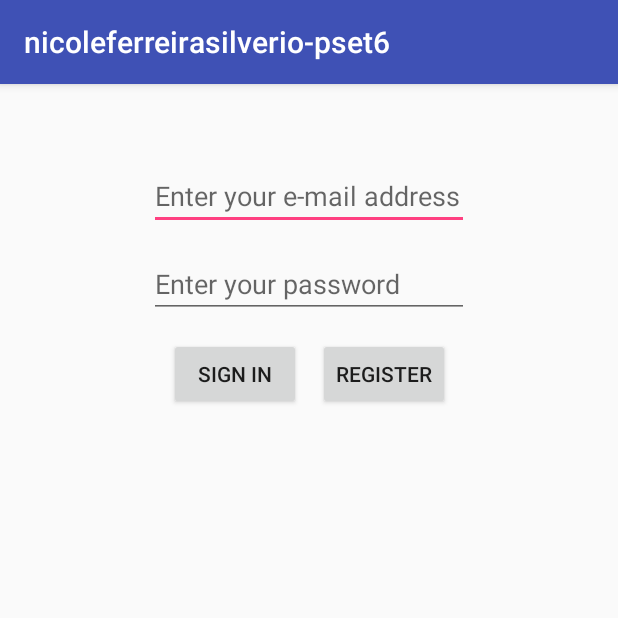
After one commit to NicoleFS/nicoleferreirasilverio-pset6, an Android app: the LoginActivity screen opened directly, with no data from a screen before it, on a phone screen of 412 x 824 dp, the top half of it. The commit adds this screen. Run offline under Robolectric (Android 15) with nearby library versions, the phone set to English and light mode, and no system bars; our stand-ins replace Firebase (no records; nobody signed in at launch, a user with empty details on screens opened directly).

Commit message:
Added a login/sign up page. Also added the feature to check/uncheck items in the grocery list and remove items in the grocery list.

```diff
--- a/app/build.gradle
+++ b/app/build.gradle
@@ -25,5 +25,8 @@ dependencies {
         exclude group: 'com.android.support', module: 'support-annotations'
     })
     compile 'com.android.support:appcompat-v7:24.2.1'
+    compile 'com.google.firebase:firebase-auth:9.8.0'
     testCompile 'junit:junit:4.12'
 }
+
+apply plugin: 'com.google.gms.google-services'
--- a/app/src/main/AndroidManifest.xml
+++ b/app/src/main/AndroidManifest.xml
@@ -18,7 +18,8 @@
             </intent-filter>
         </activity>
         <activity android:name=".RecipeDetailActivity" />
-        <activity android:name=".GroceryListActivity"></activity>
+        <activity android:name=".GroceryListActivity" />
+        <activity android:name=".LoginActivity"></activity>
     </application>
 
 </manifest>
--- a/app/src/main/java/com/example/nicole/nicoleferreirasilverio_pset6/DetailAdapter.java
+++ b/app/src/main/java/com/example/nicole/nicoleferreirasilverio_pset6/DetailAdapter.java
@@ -1,6 +1,7 @@
 package com.example.nicole.nicoleferreirasilverio_pset6;
 
 import android.content.Context;
+import android.graphics.Color;
 import android.support.annotation.NonNull;
 import android.view.LayoutInflater;
 import android.view.View;
@@ -31,7 +32,7 @@ public class DetailAdapter extends ArrayAdapter<String>{
             // get the ingredient
             String ingredient = getItem(position).toString();
 
-            // put it in the textview of the listview
+            // put it in the Textview of the Listview
             TextView listTitle = (TextView) theView.findViewById(android.R.id.text1);
             listTitle.setText(ingredient);
 
--- /dev/null
+++ b/app/src/main/java/com/example/nicole/nicoleferreirasilverio_pset6/LoginActivity.java
@@ -0,0 +1,130 @@
+package com.example.nicole.nicoleferreirasilverio_pset6;
+
+import android.content.Intent;
+import android.support.annotation.NonNull;
+import android.support.v7.app.AppCompatActivity;
+import android.os.Bundle;
+import android.util.Log;
+import android.view.View;
+import android.widget.EditText;
+import android.widget.Toast;
+
+import com.google.android.gms.tasks.OnCompleteListener;
+import com.google.android.gms.tasks.Task;
+import com.google.firebase.auth.AuthResult;
+import com.google.firebase.auth.FirebaseAuth;
+import com.google.firebase.auth.FirebaseUser;
+
+public class LoginActivity extends AppCompatActivity {
+
+    private FirebaseAuth mAuth;
+    private FirebaseAuth.AuthStateListener mAuthListener;
+    private String TAG = "logIn";
+
+    EditText emailField;
+    EditText passwordField;
+
+    @Override
+    protected void onCreate(Bundle savedInstanceState) {
+        super.onCreate(savedInstanceState);
+        setContentView(R.layout.activity_login);
+
+        emailField = (EditText) findViewById(R.id.e_mail);
+        passwordField = (EditText) findViewById(R.id.password);
+
+        mAuth = FirebaseAuth.getInstance();
+        mAuthListener = new FirebaseAuth.AuthStateListener() {
+            @Override
+            public void onAuthStateChanged(@NonNull FirebaseAuth firebaseAuth) {
+                FirebaseUser user = firebaseAuth.getCurrentUser();
+                if (user != null) {
+                    // User is signed in
+                    Log.d(TAG, "onAuthStateChanged:signed_in:" + user.getUid());
+                } else {
+                    // User is signed out
+                    Log.d(TAG, "onAuthStateChanged:signed_out");
+                }
+                // ...
+            }
+        };
+    }
+
+    @Override
+    public void onStart() {
+        super.onStart();
+        mAuth.addAuthStateListener(mAuthListener);
+    }
+
+    @Override
+    public void onStop() {
+        super.onStop();
+        if (mAuthListener != null) {
+            mAuth.removeAuthStateListener(mAuthListener);
+        }
+    }
+
+    public void createAccount(View view){
+
+        String email = emailField.getText().toString();
+        String password = passwordField.getText().toString();
+
+        if (password.length() < 6){
+            Toast.makeText(LoginActivity.this, "Password should be at least 6 charachters long",
+                    Toast.LENGTH_SHORT).show();
+        }
+        else {
+            mAuth.createUserWithEmailAndPassword(email, password)
+                    .addOnCompleteListener(this, new OnCompleteListener<AuthResult>() {
+                        @Override
+                        public void onComplete(@NonNull Task<AuthResult> task) {
+                            Log.d(TAG, "createUserWithEmail:onComplete:" + task.isSuccessful());
+
+                            // If sign in fails, display a message to the user. If sign in succeeds
+                            // the auth state listener will be notified and logic to handle the
+                            // signed in user can be handled in the listener.
+                            if (!task.isSuccessful()) {
+                                Toast.makeText(LoginActivity.this, "Authentication failed.",
+                                        Toast.LENGTH_SHORT).show();
+                            } else {
+                                Toast.makeText(LoginActivity.this, "Authentication successful",
+                                        Toast.LENGTH_SHORT).show();
+
+                                Intent goToMain = new Intent(LoginActivity.this, MainActivity.class);
+                                startActivity(goToMain);
+                            }
+                        }
+                    });
+        }
+    }
+
+    public void signIn(View view){
+
+        String email = emailField.getText().toString();
+        String password = passwordField.getText().toString();
+
+        mAuth.signInWithEmailAndPassword(email, password)
+                .addOnCompleteListener(this, new OnCompleteListener<AuthResult>() {
+                    @Override
+                    public void onComplete(@NonNull Task<AuthResult> task) {
+                        Log.d(TAG, "signInWithEmail:onComplete:" + task.isSuccessful());
+
+                        // If sign in fails, display a message to the user. If sign in succeeds
+                        // the auth state listener will be notified and logic to handle the
+                        // signed in user can be handled in the listener.
+                        if (!task.isSuccessful()) {
+                            Log.w(TAG, "signInWithEmail", task.getException());
+                            Toast.makeText(LoginActivity.this, "Sign in failed.",
+                                    Toast.LENGTH_SHORT).show();
+                        }
+
+                        else{
+                            Toast.makeText(LoginActivity.this, "Sign in successful",
+                                    Toast.LENGTH_SHORT).show();
+
+                            Intent goToMain = new Intent(LoginActivity.this, MainActivity.class);
+                            startActivity(goToMain);
+                        }
+                    }
+                });
+    }
+}
--- a/app/src/main/java/com/example/nicole/nicoleferreirasilverio_pset6/RecipeAdapter.java
+++ b/app/src/main/java/com/example/nicole/nicoleferreirasilverio_pset6/RecipeAdapter.java
@@ -30,7 +30,7 @@ public class RecipeAdapter extends ArrayAdapter<RecipeData>{
         // get the title of the recipe
         String titleRecipe = getItem(position).getTitle();
 
-        // fill the textviews of the listview with the titles of the recipes
+        // fill the TextViews of the ListView with the titles of the recipes
         TextView listTitle = (TextView) theView.findViewById(android.R.id.text1);
         listTitle.setText(titleRecipe);
 
--- /dev/null
+++ b/app/src/main/res/layout/activity_login.xml
@@ -0,0 +1,55 @@
+<?xml version="1.0" encoding="utf-8"?>
+<RelativeLayout xmlns:android="http://schemas.android.com/apk/res/android"
+    xmlns:tools="http://schemas.android.com/tools"
+    android:id="@+id/activity_login"
+    android:layout_width="match_parent"
+    android:layout_height="match_parent"
+    android:paddingBottom="@dimen/activity_vertical_margin"
+    android:paddingLeft="@dimen/activity_horizontal_margin"
+    android:paddingRight="@dimen/activity_horizontal_margin"
+    android:paddingTop="@dimen/activity_vertical_margin"
+    tools:context="com.example.nicole.nicoleferreirasilverio_pset6.LoginActivity">
+
+    <EditText
+        android:layout_width="wrap_content"
+        android:layout_height="wrap_content"
+        android:inputType="textEmailAddress"
+        android:ems="10"
+        android:hint="Enter your e-mail address"
+        android:layout_alignParentTop="true"
+        android:layout_centerHorizontal="true"
+        android:layout_marginTop="36dp"
+        android:id="@+id/e_mail" />
+
+    <EditText
+        android:layout_width="wrap_content"
+        android:layout_height="wrap_content"
+        android:inputType="textPassword"
+        android:ems="10"
+        android:hint="Enter your password"
+        android:layout_below="@+id/e_mail"
+        android:layout_alignEnd="@+id/e_mail"
+        android:layout_marginTop="13dp"
+        android:id="@+id/password" />
+
+    <Button
+        android:text="Sign In"
+        android:layout_width="wrap_content"
+        android:layout_height="wrap_content"
+        android:layout_below="@+id/password"
+        android:layout_alignStart="@+id/password"
+        android:layout_marginStart="13dp"
+        android:layout_marginTop="13dp"
+        android:onClick="signIn"
+        android:id="@+id/sign_in" />
+
+    <Button
+        android:text="Register"
+        android:layout_width="wrap_content"
+        android:layout_height="wrap_content"
+        android:layout_alignTop="@+id/sign_in"
+        android:layout_toEndOf="@+id/sign_in"
+        android:layout_marginStart="11dp"
+        android:onClick="createAccount"
+        android:id="@+id/register" />
+</RelativeLayout>
--- a/app/src/main/res/layout/activity_recipe_detail.xml
+++ b/app/src/main/res/layout/activity_recipe_detail.xml
@@ -44,6 +44,7 @@
         android:text="TextView"
         android:layout_width="wrap_content"
         android:layout_height="wrap_content"
+        android:textColor="#000000"
         android:id="@+id/recipe_title"
         android:layout_alignParentTop="true"
         android:layout_alignParentStart="true"
--- a/build.gradle
+++ b/build.gradle
@@ -6,6 +6,7 @@ buildscript {
     }
     dependencies {
         classpath 'com.android.tools.build:gradle:2.2.2'
+        classpath 'com.google.gms:google-services:3.0.0'
 
         // NOTE: Do not place your application dependencies here; they belong
         // in the individual module build.gradle files
```
Also changed, not shown: app/src/main/java/com/example/nicole/nicoleferreirasilverio_pset6/DetailsAsyncTask.java (+6 -7 lines), app/src/main/java/com/example/nicole/nicoleferreirasilverio_pset6/GroceryListActivity.java (+54 -16 lines), app/src/main/java/com/example/nicole/nicoleferreirasilverio_pset6/MainActivity.java (+30 -18 lines), app/src/main/java/com/example/nicole/nicoleferreirasilverio_pset6/RecipeAsyncTask.java (+14 -12 lines), app/src/main/java/com/example/nicole/nicoleferreirasilverio_pset6/RecipeData.java (+1 -8 lines), app/src/main/java/com/example/nicole/nicoleferreirasilverio_pset6/RecipeDetailActivity.java (+12 -2 lines), app/src/main/res/layout/activity_main.xml (+13 -3 lines), 1 other file.
